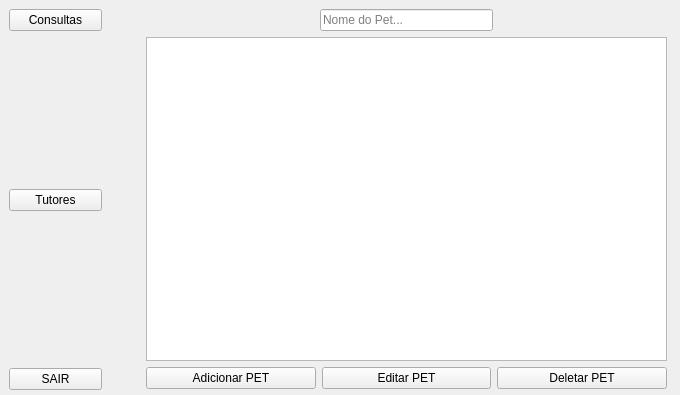
mateuszinum/Projeto-Clinica-Veterinaria, file tela_recepcionista_pet.ui: the form before one commit.
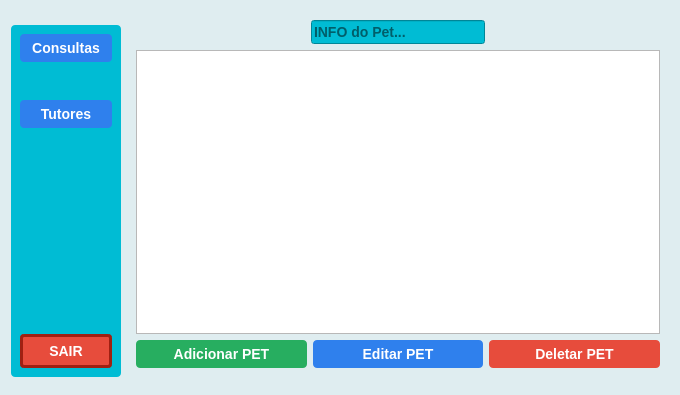
The form after the commit.

```diff
--- a/tela_recepcionista_pet.ui
+++ b/tela_recepcionista_pet.ui
@@ -13,74 +13,27 @@
   <property name="windowTitle">
    <string>Form</string>
   </property>
-  <widget class="QWidget" name="icon_only_widget" native="true">
-   <property name="geometry">
-    <rect>
-     <x>9</x>
-     <y>9</y>
-     <width>93</width>
-     <height>381</height>
-    </rect>
-   </property>
-   <layout class="QVBoxLayout" name="verticalLayout">
-    <item>
-     <widget class="QPushButton" name="consultasBTN">
-      <property name="text">
-       <string>Consultas</string>
-      </property>
-     </widget>
-    </item>
-    <item>
-     <spacer name="verticalSpacer_2">
+  <property name="styleSheet">
+   <string notr="true">QWidget#Form {
+    background-color: #dfedf0;
+}</string>
+  </property>
+  <layout class="QGridLayout" name="gridLayout_2">
+   <item row="0" column="0">
+    <spacer name="verticalSpacer_5">
       <property name="orientation">
        <enum>Qt::Vertical</enum>
       </property>
       <property name="sizeHint" stdset="0">
        <size>
         <width>20</width>
-        <height>32</height>
+       <height>2</height>
        </size>
       </property>
      </spacer>
     </item>
-    <item>
-     <widget class="QPushButton" name="tutoresBTN">
-      <property name="text">
-       <string>Tutores</string>
-      </property>
-     </widget>
-    </item>
-    <item>
-     <spacer name="verticalSpacer">
-      <property name="orientation">
-       <enum>Qt::Vertical</enum>
-      </property>
-      <property name="sizeHint" stdset="0">
-       <size>
-        <width>20</width>
-        <height>149</height>
-       </size>
-      </property>
-     </spacer>
-    </item>
-    <item>
-     <widget class="QPushButton" name="sairBTN">
-      <property name="text">
-       <string>SAIR</string>
-      </property>
-     </widget>
-    </item>
-   </layout>
-  </widget>
+   <item row="0" column="1" rowspan="2">
   <widget class="QWidget" name="widget_3" native="true">
-   <property name="geometry">
-    <rect>
-     <x>146</x>
-     <y>9</y>
-     <width>521</width>
-     <height>380</height>
-    </rect>
-   </property>
    <layout class="QGridLayout" name="gridLayout">
     <item row="0" column="0">
      <layout class="QHBoxLayout" name="horizontalLayout">
@@ -99,8 +52,14 @@
       </item>
       <item>
        <widget class="QLineEdit" name="lineEdit">
+          <property name="styleSheet">
+           <string notr="true">    font-family: &quot;Arial&quot;, sans-serif;
+    font-size: 14px;
+    font-weight: bold;
+background-color: #00bcd4</string>
+          </property>
         <property name="placeholderText">
-         <string>Nome do Pet...</string>
+           <string>INFO do Pet...</string>
         </property>
        </widget>
       </item>
@@ -126,6 +85,22 @@
      <layout class="QHBoxLayout" name="horizontalLayout_3">
       <item>
        <widget class="QPushButton" name="addPetBTN">
+          <property name="styleSheet">
+           <string notr="true">QPushButton {
+    background-color: #27ae60;
+    color: white;
+    border-radius: 4px;
+    border: none;
+    padding: 6px 12px;
+    font-family: &quot;Arial&quot;, sans-serif;
+    font-size: 14px;
+    font-weight: bold;
+}
+QPushButton:hover {
+    background-color: #219150;
+}
+</string>
+          </property>
         <property name="text">
          <string>Adicionar PET</string>
         </property>
@@ -133,6 +108,21 @@
       </item>
       <item>
        <widget class="QPushButton" name="editPetBTN">
+          <property name="styleSheet">
+           <string notr="true">QPushButton {
+    background-color: #2f80ed;
+    color: white;
+    border: none;
+    border-radius: 4px;
+    padding: 6px 12px;
+    font-family: &quot;Arial&quot;, sans-serif;
+    font-size: 14px;
+    font-weight: bold;
+}
+QPushButton:hover {
+    background-color: #1c64d1;
+}</string>
+          </property>
         <property name="text">
          <string>Editar PET</string>
         </property>
@@ -140,6 +130,22 @@
       </item>
       <item>
        <widget class="QPushButton" name="delPetBTN">
+          <property name="styleSheet">
+           <string notr="true">QPushButton {
+    background-color: #e74c3c;
+    color: white;
+    border-radius: 4px;
+    border: none;
+    padding: 6px 12px;
+    font-family: &quot;Arial&quot;, sans-serif;
+    font-size: 14px;
+    font-weight: bold;
+}
+QPushButton:hover {
+    background-color: #c0392b;
+}
+</string>
+          </property>
         <property name="text">
          <string>Deletar PET</string>
         </property>
@@ -149,6 +155,130 @@
     </item>
    </layout>
   </widget>
+   </item>
+   <item row="1" column="0">
+    <widget class="QWidget" name="widget" native="true">
+     <property name="enabled">
+      <bool>true</bool>
+     </property>
+     <property name="styleSheet">
+      <string notr="true">background-color: #00bcd4;
+border: none;
+border-color: #e0f0df;
+border-radius: 4px;
+padding: 6px 12px;</string>
+     </property>
+     <layout class="QVBoxLayout" name="verticalLayout_2">
+      <item>
+       <widget class="QPushButton" name="consultasBTN">
+        <property name="styleSheet">
+         <string notr="true">QPushButton {
+    background-color: #2f80ed;
+    color: white;
+    border: none;
+    border-radius: 4px;
+    padding: 6px 12px;
+    font-family: &quot;Arial&quot;, sans-serif;
+    font-size: 14px;
+    font-weight: bold;
+}
+QPushButton:hover {
+    background-color: #1c64d1;
+}</string>
+        </property>
+        <property name="text">
+         <string>Consultas</string>
+        </property>
+       </widget>
+      </item>
+      <item>
+       <spacer name="verticalSpacer_3">
+        <property name="orientation">
+         <enum>Qt::Vertical</enum>
+        </property>
+        <property name="sizeHint" stdset="0">
+         <size>
+          <width>20</width>
+          <height>32</height>
+         </size>
+        </property>
+       </spacer>
+      </item>
+      <item>
+       <widget class="QPushButton" name="tutoresBTN">
+        <property name="styleSheet">
+         <string notr="true">QPushButton {
+    background-color: #2f80ed;
+    color: white;
+    border: none;
+    border-radius: 4px;
+    padding: 6px 12px;
+    font-family: &quot;Arial&quot;, sans-serif;
+    font-size: 14px;
+    font-weight: bold;
+}
+QPushButton:hover {
+    background-color: #1c64d1;
+}</string>
+        </property>
+        <property name="text">
+         <string>Tutores</string>
+        </property>
+       </widget>
+      </item>
+      <item>
+       <spacer name="verticalSpacer_4">
+        <property name="orientation">
+         <enum>Qt::Vertical</enum>
+        </property>
+        <property name="sizeHint" stdset="0">
+         <size>
+          <width>20</width>
+          <height>200</height>
+         </size>
+        </property>
+       </spacer>
+      </item>
+      <item>
+       <widget class="QPushButton" name="pushButton_3">
+        <property name="styleSheet">
+         <string notr="true">QPushButton {
+    background-color: #e74c3c;
+    color: white;
+    border-radius: 4px;
+    border: 3px solid #a02012;
+    padding: 6px 12px;
+    font-family: &quot;Arial&quot;, sans-serif;
+    font-size: 14px;
+    font-weight: bold;
+}
+QPushButton:hover {
+    background-color: #c0392b;
+    border: 1px solid #701008;
+}</string>
+        </property>
+        <property name="text">
+         <string>SAIR</string>
+        </property>
+       </widget>
+      </item>
+     </layout>
+    </widget>
+   </item>
+   <item row="2" column="0">
+    <spacer name="verticalSpacer_6">
+     <property name="orientation">
+      <enum>Qt::Vertical</enum>
+     </property>
+     <property name="sizeHint" stdset="0">
+      <size>
+       <width>20</width>
+       <height>2</height>
+      </size>
+     </property>
+    </spacer>
+   </item>
+  </layout>
  </widget>
  <resources/>
  <connections/>
```
Left out of the diff: 2 changed lines with no effect on the pictures. Lines whose indentation alone changed are shown as unchanged.
